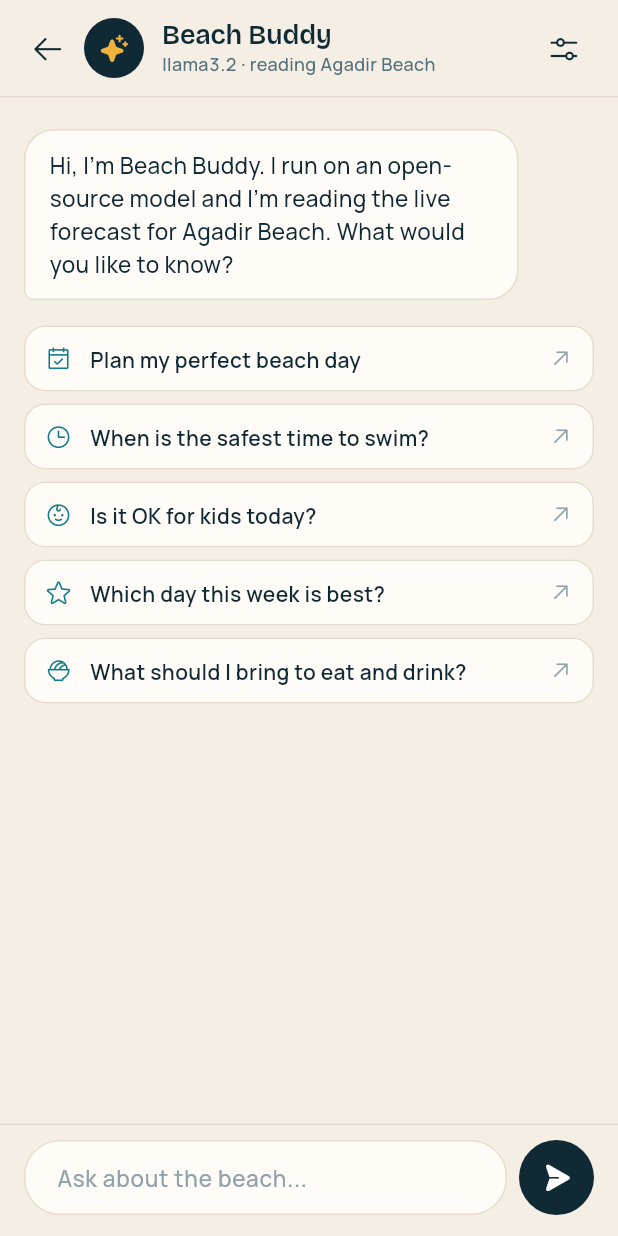
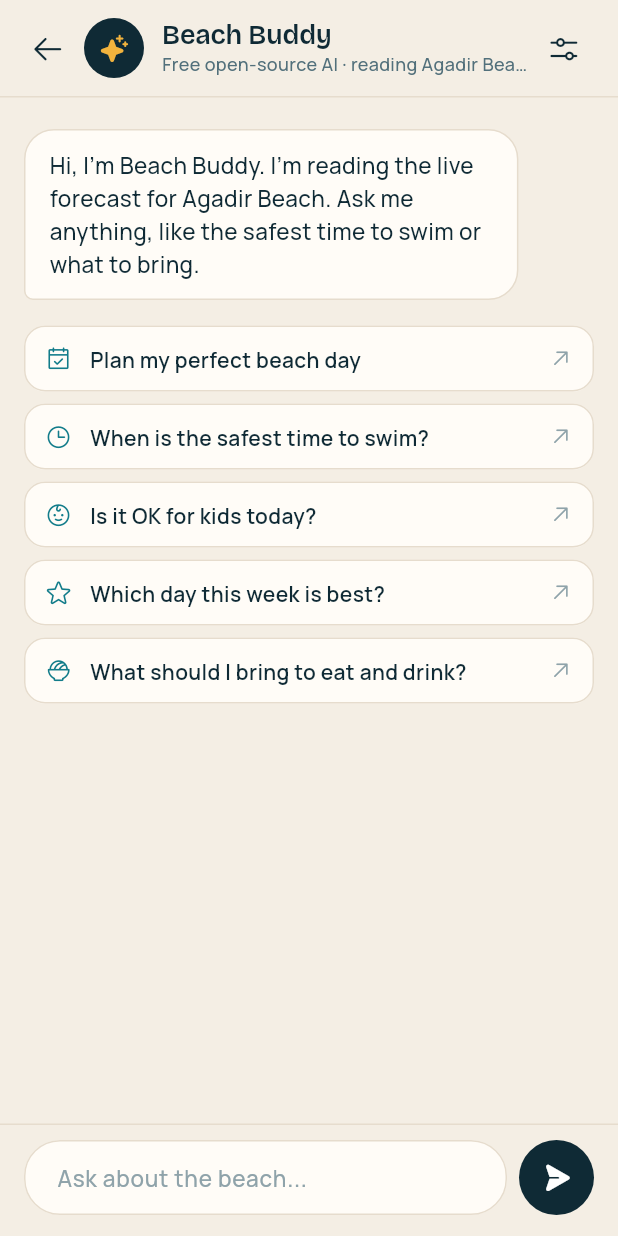
Before and after one commit to annitarik0/beach-time, a Flutter app: the AiChatScreen screen opened directly, on a phone screen of 412 x 824 dp. Run offline on Flutter 3.47's test engine with Material 3 defaults, Android fonts, the phone set to English and light mode, and no system bars; drawn by our look-alikes of flutter_animate; our stand-ins replace geolocator, shared_preferences; accounts and stored records are empty; network calls fail.

Commit message:
Center activity bar labels; Beach Buddy works with no setup
- Swim/Surf/Chill icon and label are centred in the bar.
- Beach Buddy uses a free open-source model (GPT-OSS) by default, no key.
- Waits out short cooldowns, falls back to the free model, then to
  offline answers built from the forecast, so it always replies.

Co-Authored-By: Claude Opus 5.5 <noreply@anthropic.com>

```diff
--- a/lib/screens/ai_chat_screen.dart
+++ b/lib/screens/ai_chat_screen.dart
@@ -1,6 +1,8 @@
 import 'package:flutter/material.dart';
 import 'package:flutter_animate/flutter_animate.dart';
+
 import '../theme/ph_icons.dart';
+
 import 'package:provider/provider.dart';
 
 import '../logic/activity.dart';
@@ -22,6 +24,7 @@ class _AiChatScreenState extends State<AiChatScreen> {
   final _text = TextEditingController();
   final _scroll = ScrollController();
   final List<AiMessage> _messages = [];
+  final Set<int> _offline = {}; // indexes of answers made without the AI
   bool _thinking = false;
   String? _error;
 
@@ -51,8 +54,13 @@ class _AiChatScreenState extends State<AiChatScreen> {
     });
     _toBottom();
     try {
-      final answer = await context.read<BeachController>().askAi(_messages);
-      if (mounted) setState(() => _messages.add(AiMessage('assistant', answer)));
+      final reply = await context.read<BeachController>().askAi(_messages);
+      if (mounted) {
+        setState(() {
+          if (reply.offline) _offline.add(_messages.length);
+          _messages.add(AiMessage('assistant', reply.text));
+        });
+      }
     } catch (e) {
       if (mounted) setState(() => _error = e.toString());
     } finally {
@@ -64,8 +72,11 @@ class _AiChatScreenState extends State<AiChatScreen> {
   void _toBottom() {
     WidgetsBinding.instance.addPostFrameCallback((_) {
       if (_scroll.hasClients) {
-        _scroll.animateTo(_scroll.position.maxScrollExtent + 120,
-            duration: const Duration(milliseconds: 350), curve: Curves.easeOutCubic);
+        _scroll.animateTo(
+          _scroll.position.maxScrollExtent + 120,
+          duration: const Duration(milliseconds: 350),
+          curve: Curves.easeOutCubic,
+        );
       }
     });
   }
@@ -98,10 +109,12 @@ class _AiChatScreenState extends State<AiChatScreen> {
                       crossAxisAlignment: CrossAxisAlignment.start,
                       children: [
                         Text('Beach Buddy', style: AppText.title(18)),
-                        Text('${c.aiConfig.model} · reading ${c.beach.name}',
+                        Text(
+                          '${c.aiConfig.isFree ? 'Free open-source AI' : c.aiConfig.model} · reading ${c.beach.name}',
                           maxLines: 1,
                           overflow: TextOverflow.ellipsis,
-                            style: AppText.body(12, color: Palette.inkSoft)),
+                          style: AppText.body(12, color: Palette.inkSoft),
+                        ),
                       ],
                     ),
                   ),
@@ -120,8 +133,9 @@ class _AiChatScreenState extends State<AiChatScreen> {
                 padding: const EdgeInsets.fromLTRB(16, 16, 16, 16),
                 children: [
                   _Bubble(
-                    text: 'Hi, I\'m Beach Buddy. I run on an open-source model and I\'m reading '
-                        'the live forecast for ${c.beach.name}. What would you like to know?',
+                    text:
+                        'Hi, I\'m Beach Buddy. I\'m reading the live forecast for ${c.beach.name}. '
+                        'Ask me anything, like the safest time to swim or what to bring.',
                     mine: false,
                   ),
                   if (_messages.isEmpty) ...[
@@ -144,7 +158,9 @@ class _AiChatScreenState extends State<AiChatScreen> {
                                 children: [
                                   Icon(s.$1, size: 18, color: Palette.sea),
                                   const SizedBox(width: 12),
-                                  Expanded(child: Text(s.$2, style: AppText.body(14, weight: FontWeight.w600))),
+                                  Expanded(
+                                    child: Text(s.$2, style: AppText.body(14, weight: FontWeight.w600)),
+                                  ),
                                   const Icon(PhIcons.arrowUpRight, size: 16, color: Palette.inkFaint),
                                 ],
                               ),
@@ -153,7 +169,8 @@ class _AiChatScreenState extends State<AiChatScreen> {
                         ),
                       ).animate(delay: (50 * i).ms).fadeIn(duration: 300.ms).slideY(begin: .2),
                   ],
-                  for (final m in _messages) _Bubble(text: m.content, mine: m.role == 'user'),
+                  for (final (i, m) in _messages.indexed)
+                    _Bubble(text: m.content, mine: m.role == 'user', offline: _offline.contains(i)),
                   if (_thinking) const _Typing(),
                   if (_error != null)
                     Container(
@@ -173,10 +190,6 @@ class _AiChatScreenState extends State<AiChatScreen> {
                               const SizedBox(width: 8),
                               Expanded(child: Text(_error!, style: AppText.body(14))),
                             ],
-                          ),
-                          TextButton(
-                            onPressed: () => showSettingsSheet(context),
-                            child: Text('Open AI settings', style: AppText.body(14, color: Palette.sea, weight: FontWeight.w700)),
                           ),
                         ],
                       ),
@@ -206,9 +219,13 @@ class _AiChatScreenState extends State<AiChatScreen> {
                         fillColor: Palette.card,
                         contentPadding: const EdgeInsets.symmetric(horizontal: 18, vertical: 14),
                         enabledBorder: OutlineInputBorder(
-                            borderRadius: BorderRadius.circular(24), borderSide: const BorderSide(color: Palette.line)),
+                          borderRadius: BorderRadius.circular(24),
+                          borderSide: const BorderSide(color: Palette.line),
+                        ),
                         focusedBorder: OutlineInputBorder(
-                            borderRadius: BorderRadius.circular(24), borderSide: const BorderSide(color: Palette.sea)),
+                          borderRadius: BorderRadius.circular(24),
+                          borderSide: const BorderSide(color: Palette.sea),
+                        ),
                       ),
                     ),
                   ),
@@ -229,15 +246,19 @@ class _AiChatScreenState extends State<AiChatScreen> {
 }
 
 class _Bubble extends StatelessWidget {
-  const _Bubble({required this.text, required this.mine});
+  const _Bubble({required this.text, required this.mine, this.offline = false});
   final String text;
   final bool mine;
+  final bool offline;
 
   @override
   Widget build(BuildContext context) {
     return Align(
       alignment: mine ? Alignment.centerRight : Alignment.centerLeft,
-      child: Container(
+      child: Column(
+        crossAxisAlignment: mine ? CrossAxisAlignment.end : CrossAxisAlignment.start,
+        children: [
+          Container(
             margin: const EdgeInsets.symmetric(vertical: 5),
             padding: const EdgeInsets.symmetric(horizontal: 16, vertical: 12),
             constraints: BoxConstraints(maxWidth: MediaQuery.sizeOf(context).width * .8),
@@ -255,6 +276,20 @@ class _Bubble extends StatelessWidget {
               text.replaceAll('**', ''),
               style: AppText.body(15, color: mine ? Colors.white : Palette.ink),
             ),
+          ),
+          if (offline)
+            Padding(
+              padding: const EdgeInsets.only(left: 6, bottom: 4),
+              child: Row(
+                mainAxisSize: MainAxisSize.min,
+                children: [
+                  const Icon(PhIcons.info, size: 12, color: Palette.inkFaint),
+                  const SizedBox(width: 4),
+                  Text('Quick answer from the forecast', style: AppText.body(11, color: Palette.inkFaint)),
+                ],
+              ),
+            ),
+        ],
       ).animate().fadeIn(duration: 250.ms).slideY(begin: .15, curve: Curves.easeOutCubic),
     );
   }
--- a/lib/screens/settings_sheet.dart
+++ b/lib/screens/settings_sheet.dart
@@ -90,9 +90,8 @@ class _SettingsSheetState extends State<_SettingsSheet> {
               Text('BEACH BUDDY AI', style: AppText.label()),
               const SizedBox(height: 6),
               Text(
-                'Runs on open-source models (Llama, Qwen, Mistral) through any OpenAI-compatible server. '
-                'Ollama is free and runs on your own computer. Groq, OpenRouter and Hugging Face host '
-                'open models in the cloud with a free API key.',
+                'Works out of the box with a free open-source model (GPT-OSS), no account needed. '
+                'Optional: pick another provider below if you have your own key or run Ollama on a computer.',
                 style: AppText.body(13, color: Palette.inkSoft),
               ),
               const SizedBox(height: 14),
@@ -127,7 +126,7 @@ class _SettingsSheetState extends State<_SettingsSheet> {
                 controller: _key,
                 obscureText: _hideKey,
                 style: AppText.body(15),
-                decoration: deco('API key (leave empty for Ollama)',
+                decoration: deco('API key (not needed for Free or Ollama)',
                     suffix: IconButton(
                       onPressed: () => setState(() => _hideKey = !_hideKey),
                       icon: Icon(_hideKey ? Icons.visibility_outlined : Icons.visibility_off_outlined, color: Palette.inkSoft),
--- a/lib/services/ai_service.dart
+++ b/lib/services/ai_service.dart
@@ -18,8 +18,16 @@ class AiConfig {
 
   bool get isConfigured => baseUrl.isNotEmpty && model.isNotEmpty;
 
+  /// Built-in default: GPT-OSS 20B (open-weight, Apache 2.0) through the free
+  /// Pollinations endpoint. No account or API key needed; limited to about
+  /// one reply every 45 seconds per device.
+  static const free = AiConfig(baseUrl: 'https://text.pollinations.ai/openai', model: 'openai-fast');
+
+  bool get isFree => baseUrl == free.baseUrl;
+
   /// Presets for popular ways to run open-weight models.
   static const presets = <String, AiConfig>{
+    'Free, built in (GPT-OSS)': free,
     'Ollama (local, free)': AiConfig(
         baseUrl: 'http://localhost:11434/v1', model: 'llama3.2'),
     'Groq (Llama, free tier)': AiConfig(
@@ -50,11 +58,25 @@ class AiMessage {
   Map<String, String> toJson() => {'role': role, 'content': content};
 }
 
+/// A Beach Buddy answer. [offline] means it came from the built-in
+/// forecast rules because the AI was busy or unreachable.
+class BuddyReply {
+  const BuddyReply(this.text, {this.offline = false});
+  final String text;
+  final bool offline;
+}
+
 class AiException implements Exception {
   AiException(this.message);
   final String message;
   @override
   String toString() => message;
+}
+
+/// The free tier is cooling down; try again after [retryAfter].
+class AiBusyException extends AiException {
+  AiBusyException(this.retryAfter) : super('Beach Buddy is busy, try again in a few seconds.');
+  final Duration retryAfter;
 }
 
 /// "Beach Buddy": an open-source LLM that reads today's real conditions
@@ -91,7 +113,7 @@ class AiService {
             body: jsonEncode({
               'model': config.model,
               'temperature': 0.7,
-              'max_tokens': 450,
+              'max_tokens': 700,
               'messages': [
                 const AiMessage('system', systemPrompt).toJson(),
                 ...messages.map((m) => m.toJson()),
@@ -104,6 +126,10 @@ class AiService {
     } catch (_) {
       throw AiException(
           'Could not reach the AI model at ${config.baseUrl}. Is it running?');
+    }
+    if (res.statusCode == 402 || res.statusCode == 429) {
+      final m = RegExp(r'[Rr]etry after (\d+)').firstMatch(utf8.decode(res.bodyBytes));
+      throw AiBusyException(Duration(seconds: int.tryParse(m?.group(1) ?? '') ?? 45));
     }
     if (res.statusCode == 401 || res.statusCode == 403) {
       throw AiException('The AI provider rejected the API key.');
--- a/lib/services/storage_service.dart
+++ b/lib/services/storage_service.dart
@@ -47,11 +47,13 @@ class StorageService {
 
   AiConfig get aiConfig {
     final raw = _prefs.getString('ai');
-    if (raw == null) return AiConfig.presets.values.first;
+    if (raw == null) return AiConfig.free;
     try {
-      return AiConfig.fromJson(jsonDecode(raw) as Map<String, dynamic>);
+      final c = AiConfig.fromJson(jsonDecode(raw) as Map<String, dynamic>);
+      // Old default (Ollama on localhost) never works on a phone.
+      return c.isConfigured && !c.baseUrl.contains('localhost:11434') ? c : AiConfig.free;
     } catch (_) {
-      return AiConfig.presets.values.first;
+      return AiConfig.free;
     }
   }
 
```
Also changed, not shown: lib/logic/offline_buddy.dart (added, +80 -0 lines), lib/state/beach_controller.dart (+22 -2 lines), lib/widgets/selectors.dart (+24 -10 lines). Lines whose indentation alone changed are shown as unchanged.
